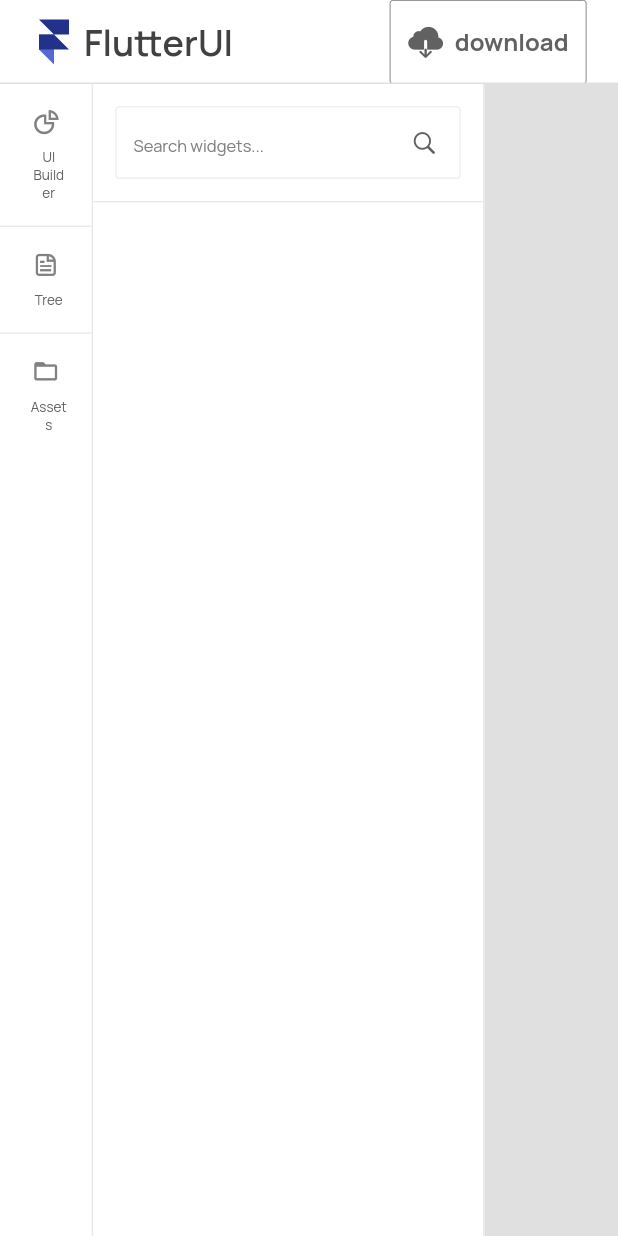
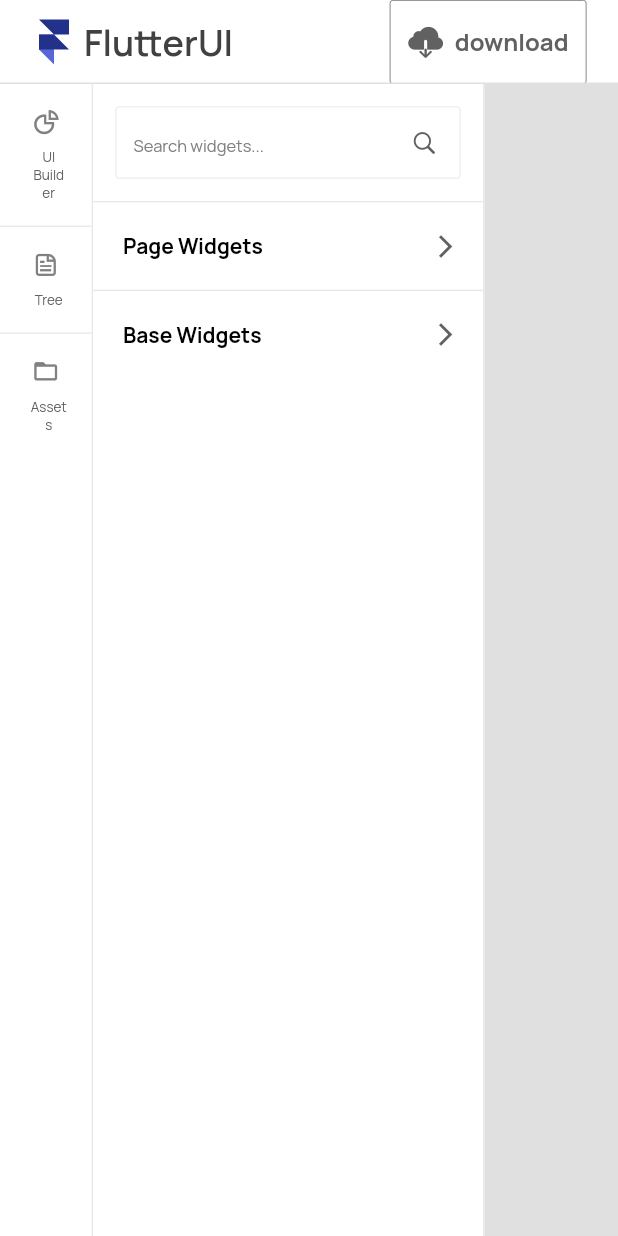
Before and after one commit to sajadmaster/app.FlutterUI.io, a Flutter app: the screen it shows after launch, on a phone screen of 412 x 824 dp. Run offline on Flutter 3.47's test engine with Material 2 defaults, Android fonts, the phone set to English and light mode, and no system bars; our stand-ins replace flutter_svg, get, get_storage; missing offline and left inert: loading_overlay_pro.

Commit message:
Design components part(idle)

```diff
--- a/lib/constant/images.dart
+++ b/lib/constant/images.dart
@@ -3,6 +3,8 @@ import 'package:flutter/material.dart';
 class MyImages {
   static const String logo = 'assets/images/icon.png';
   static const String icon = 'assets/svg/userpic_initials.svg';
+  static const String image = 'assets/svg/image.svg';
+  static const String text = 'assets/svg/text.svg';
 
 
 }
--- a/lib/pages/main/controller/controller.dart
+++ b/lib/pages/main/controller/controller.dart
@@ -1,7 +1,9 @@
 import 'package:flutter/cupertino.dart';
 import 'package:flutter/material.dart';
 import 'package:flutterui_web/constant/icons.dart';
+import 'package:flutterui_web/constant/images.dart';
 import 'package:flutterui_web/constant/strings.dart';
+import 'package:flutterui_web/pages/main/models/component.dart';
 import 'package:flutterui_web/pages/main/models/item_left_navigation.dart';
 import 'package:get/get.dart';
 import 'package:get_storage/get_storage.dart';
@@ -9,6 +11,7 @@ import 'package:get_storage/get_storage.dart';
 class MainController extends GetxController {
   RxString text = MyStrings.appName.tr.obs;
   RxList<ItemLeftNavigation> items = <ItemLeftNavigation>[].obs;
+  RxList<Component> components = <Component>[].obs;
   late TextEditingController searchController;
 
   @override
@@ -16,6 +19,7 @@ class MainController extends GetxController {
     // TODO: implement onInit
     super.onInit();
     getItems();
+    getComponents();
     searchController = TextEditingController();
   }
 
@@ -51,4 +55,31 @@ class MainController extends GetxController {
           onPressed: () => null),
     );
   }
+
+  getComponents() {
+    components.clear();
+
+    components.add(
+      Component(
+          title: 'Page Widgets',
+          type: 'page',
+          items: [
+            Items(id:1, title: 'page 1',icon: MyImages.text, code:'code'),
+            Items(id:2, title: 'page 1',icon: MyImages.image, code:'code'),
+          ]),
+    );
+
+    components.add(
+      Component(
+          title: 'Base Widgets',
+          type: 'base',
+          items: [
+            Items(id:3, title: 'Text',icon: MyImages.text, code:'code'),
+            Items(id:4, title: 'Image',icon: MyImages.image, code:'code'),
+            Items(id:5, title: 'Button',icon: MyImages.text, code:'code'),
+          ]),
+    );
+
+  }
+
 }
--- /dev/null
+++ b/lib/pages/main/models/component.dart
@@ -0,0 +1,60 @@
+class Component {
+  Component({
+      this.title,
+      this.type,
+      this.items,});
+
+  Component.fromJson(dynamic json) {
+    title = json['title'];
+    type = json['type'];
+    if (json['items'] != null) {
+      items = [];
+      json['items'].forEach((v) {
+        items?.add(Items.fromJson(v));
+      });
+    }
+  }
+  String? title;
+  String? type;
+  List<Items>? items;
+
+  Map<String, dynamic> toJson() {
+    final map = <String, dynamic>{};
+    map['title'] = title;
+    map['type'] = type;
+    if (items != null) {
+      map['items'] = items?.map((v) => v.toJson()).toList();
+    }
+    return map;
+  }
+
+}
+
+class Items {
+  Items({
+      this.id,
+      this.title,
+      this.icon,
+      this.code,});
+
+  Items.fromJson(dynamic json) {
+    id = json['id'];
+    title = json['title'];
+    icon = json['icon'];
+    code = json['code'];
+  }
+  int? id;
+  String? title;
+  String? icon;
+  String? code;
+
+  Map<String, dynamic> toJson() {
+    final map = <String, dynamic>{};
+    map['id'] = id;
+    map['title'] = title;
+    map['icon'] = icon;
+    map['code'] = code;
+    return map;
+  }
+
+}
--- a/lib/pages/main/view/view.dart
+++ b/lib/pages/main/view/view.dart
@@ -4,15 +4,20 @@ import 'dart:ui';
 /* MVC */
 import 'package:flutter/cupertino.dart';
 import 'package:flutter/material.dart';
+import 'package:flutter_svg/flutter_svg.dart';
 import 'package:flutterui_web/constant/colors.dart';
 import 'package:flutterui_web/constant/dimens.dart';
 import 'package:flutterui_web/constant/images.dart';
 import 'package:flutterui_web/constant/strings.dart';
+import 'package:flutterui_web/constant/styles.dart';
+import 'package:flutterui_web/pages/main/models/component.dart';
 import 'package:flutterui_web/pages/main/models/item_left_navigation.dart';
 import 'package:flutterui_web/widgets/appbar.dart';
+import 'package:flutterui_web/widgets/custom_expansion_tile.dart';
 import 'package:flutterui_web/widgets/divider_widget.dart';
 import 'package:flutterui_web/widgets/input.dart';
 import 'package:flutterui_web/widgets/item_left_navigation.dart';
+import 'package:flutterui_web/widgets/text_primary.dart';
 import 'package:get/get.dart';
 
 import '../controller/controller.dart';
--- /dev/null
+++ b/lib/widgets/custom_expansion_tile.dart
@@ -0,0 +1,376 @@
+// Copyright 2014 The Flutter Authors. All rights reserved.
+// Use of this source code is governed by a BSD-style license that can be
+// found in the LICENSE file.
+
+import 'package:flutter/widgets.dart';
+
+import 'package:flutter/material.dart';
+import 'package:flutterui_web/constant/colors.dart';
+
+const Duration _kExpand = Duration(milliseconds: 200);
+
+/// A single-line [ListTile] with an expansion arrow icon that expands or collapses
+/// the tile to reveal or hide the [children].
+///
+/// This widget is typically used with [ListView] to create an
+/// "expand / collapse" list entry. When used with scrolling widgets like
+/// [ListView], a unique [PageStorageKey] must be specified to enable the
+/// [CustomExpansionTile] to save and restore its expanded state when it is scrolled
+/// in and out of view.
+///
+/// This class overrides the [ListTileTheme.iconColor] and [ListTileTheme.textColor]
+/// theme properties for its [ListTile]. These colors animate between values when
+/// the tile is expanded and collapsed: between [iconColor], [collapsedIconColor] and
+/// between [textColor] and [collapsedTextColor].
+///
+/// The expansion arrow icon is shown on the right by default in left-to-right languages
+/// (i.e. the trailing edge). This can be changed using [controlAffinity]. This maps
+/// to the [leading] and [trailing] properties of [CustomExpansionTile].
+///
+/// {@tool dartpad --template=stateful_widget_scaffold}
+/// This example demonstrates different configurations of ExpansionTile.
+///
+/// ** See code in examples/api/lib/material/expansion_tile/expansion_tile.0.dart **
+/// {@end-tool}
+///
+/// See also:
+///
+///  * [ListTile], useful for creating expansion tile [children] when the
+///    expansion tile represents a sublist.
+///  * The "Expand and collapse" section of
+///    <https://material.io/components/lists#types>
+class CustomExpansionTile extends StatefulWidget {
+  /// Creates a single-line [ListTile] with an expansion arrow icon that expands or collapses
+  /// the tile to reveal or hide the [children]. The [initiallyExpanded] property must
+  /// be non-null.
+  const CustomExpansionTile({
+    Key? key,
+    this.leading,
+    required this.title,
+    this.subtitle,
+    this.onExpansionChanged,
+    this.children = const <Widget>[],
+    this.trailing,
+    this.initiallyExpanded = false,
+    this.maintainState = false,
+    this.tilePadding,
+    this.expandedCrossAxisAlignment,
+    this.expandedAlignment,
+    this.childrenPadding,
+    this.backgroundColor,
+    this.collapsedBackgroundColor,
+    this.textColor,
+    this.collapsedTextColor,
+    this.iconColor,
+    this.collapsedIconColor,
+    this.controlAffinity,
+  }) : assert(initiallyExpanded != null),
+        assert(maintainState != null),
+        assert(
+        expandedCrossAxisAlignment != CrossAxisAlignment.baseline,
+        'CrossAxisAlignment.baseline is not supported since the expanded children '
+            'are aligned in a column, not a row. Try to use another constant.',
+        ),
+        super(key: key);
+
+  /// A widget to display before the title.
+  ///
+  /// Typically a [CircleAvatar] widget.
+  ///
+  /// Note that depending on the value of [controlAffinity], the [leading] widget
+  /// may replace the rotating expansion arrow icon.
+  final Widget? leading;
+
+  /// The primary content of the list item.
+  ///
+  /// Typically a [Text] widget.
+  final Widget title;
+
+  /// Additional content displayed below the title.
+  ///
+  /// Typically a [Text] widget.
+  final Widget? subtitle;
+
+  /// Called when the tile expands or collapses.
+  ///
+  /// When the tile starts expanding, this function is called with the value
+  /// true. When the tile starts collapsing, this function is called with
+  /// the value false.
+  final ValueChanged<bool>? onExpansionChanged;
+
+  /// The widgets that are displayed when the tile expands.
+  ///
+  /// Typically [ListTile] widgets.
+  final List<Widget> children;
+
+  /// The color to display behind the sublist when expanded.
+  final Color? backgroundColor;
+
+  /// When not null, defines the background color of tile when the sublist is collapsed.
+  final Color? collapsedBackgroundColor;
+
+  /// A widget to display after the title.
+  ///
+  /// Note that depending on the value of [controlAffinity], the [trailing] widget
+  /// may replace the rotating expansion arrow icon.
+  final Widget? trailing;
+
+  /// Specifies if the list tile is initially expanded (true) or collapsed (false, the default).
+  final bool initiallyExpanded;
+
+  /// Specifies whether the state of the children is maintained when the tile expands and collapses.
+  ///
+  /// When true, the children are kept in the tree while the tile is collapsed.
+  /// When false (default), the children are removed from the tree when the tile is
+  /// collapsed and recreated upon expansion.
+  final bool maintainState;
+
+  /// Specifies padding for the [ListTile].
+  ///
+  /// Analogous to [ListTile.contentPadding], this property defines the insets for
+  /// the [leading], [title], [subtitle] and [trailing] widgets. It does not inset
+  /// the expanded [children] widgets.
+  ///
+  /// When the value is null, the tile's padding is `EdgeInsets.symmetric(horizontal: 16.0)`.
+  final EdgeInsetsGeometry? tilePadding;
+
+  /// Specifies the alignment of [children], which are arranged in a column when
+  /// the tile is expanded.
+  ///
+  /// The internals of the expanded tile make use of a [Column] widget for
+  /// [children], and [Align] widget to align the column. The `expandedAlignment`
+  /// parameter is passed directly into the [Align].
+  ///
+  /// Modifying this property controls the alignment of the column within the
+  /// expanded tile, not the alignment of [children] widgets within the column.
+  /// To align each child within [children], see [expandedCrossAxisAlignment].
+  ///
+  /// The width of the column is the width of the widest child widget in [children].
+  ///
+  /// When the value is null, the value of `expandedAlignment` is [Alignment.center].
+  final Alignment? expandedAlignment;
+
+  /// Specifies the alignment of each child within [children] when the tile is expanded.
+  ///
+  /// The internals of the expanded tile make use of a [Column] widget for
+  /// [children], and the `crossAxisAlignment` parameter is passed directly into the [Column].
+  ///
+  /// Modifying this property controls the cross axis alignment of each child
+  /// within its [Column]. Note that the width of the [Column] that houses
+  /// [children] will be the same as the widest child widget in [children]. It is
+  /// not necessarily the width of [Column] is equal to the width of expanded tile.
+  ///
+  /// To align the [Column] along the expanded tile, use the [expandedAlignment] property
+  /// instead.
+  ///
+  /// When the value is null, the value of `expandedCrossAxisAlignment` is [CrossAxisAlignment.center].
+  final CrossAxisAlignment? expandedCrossAxisAlignment;
+
+  /// Specifies padding for [children].
+  ///
+  /// When the value is null, the value of `childrenPadding` is [EdgeInsets.zero].
+  final EdgeInsetsGeometry? childrenPadding;
+
+  /// The icon color of tile's expansion arrow icon when the sublist is expanded.
+  ///
+  /// Used to override to the [ListTileTheme.iconColor].
+  final Color? iconColor;
+
+  /// The icon color of tile's expansion arrow icon when the sublist is collapsed.
+  ///
+  /// Used to override to the [ListTileTheme.iconColor].
+  final Color? collapsedIconColor;
+
+
+  /// The color of the tile's titles when the sublist is expanded.
+  ///
+  /// Used to override to the [ListTileTheme.textColor].
+  final Color? textColor;
+
+  /// The color of the tile's titles when the sublist is collapsed.
+  ///
+  /// Used to override to the [ListTileTheme.textColor].
+  final Color? collapsedTextColor;
+
+  /// Typically used to force the expansion arrow icon to the tile's leading or trailing edge.
+  ///
+  /// By default, the value of `controlAffinity` is [ListTileControlAffinity.platform],
+  /// which means that the expansion arrow icon will appear on the tile's trailing edge.
+  final ListTileControlAffinity? controlAffinity;
+
+  @override
+  State<CustomExpansionTile> createState() => _CustomExpansionTileState();
+}
+
+class _CustomExpansionTileState extends State<CustomExpansionTile> with SingleTickerProviderStateMixin {
+  static final Animatable<double> _easeOutTween = CurveTween(curve: Curves.easeOut);
+  static final Animatable<double> _easeInTween = CurveTween(curve: Curves.easeIn);
+  static final Animatable<double> _halfTween = Tween<double>(begin: 0.0, end: 0.25);
+
+  final ColorTween _borderColorTween = ColorTween();
+  final ColorTween _headerColorTween = ColorTween();
+  final ColorTween _iconColorTween = ColorTween();
+  final ColorTween _backgroundColorTween = ColorTween();
+
+  late AnimationController _controller;
+  late Animation<double> _iconTurns;
+  late Animation<double> _heightFactor;
+  late Animation<Color?> _borderColor;
+  late Animation<Color?> _headerColor;
+  late Animation<Color?> _iconColor;
+  late Animation<Color?> _backgroundColor;
+
+  bool _isExpanded = false;
+
+  @override
+  void initState() {
+    super.initState();
+    _controller = AnimationController(duration: _kExpand, vsync: this);
+    _heightFactor = _controller.drive(_easeInTween);
+    _iconTurns = _controller.drive(_halfTween.chain(_easeInTween));
+    _borderColor = _controller.drive(_borderColorTween.chain(_easeOutTween));
+    _headerColor = _controller.drive(_headerColorTween.chain(_easeInTween));
+    _iconColor = _controller.drive(_iconColorTween.chain(_easeInTween));
+    _backgroundColor = _controller.drive(_backgroundColorTween.chain(_easeOutTween));
+
+    _isExpanded = PageStorage.of(context)?.readState(context) as bool? ?? widget.initiallyExpanded;
+    if (_isExpanded)
+      _controller.value = 1.0;
+  }
+
+  @override
+  void dispose() {
+    _controller.dispose();
+    super.dispose();
+  }
+
+  void _handleTap() {
+    setState(() {
+      _isExpanded = !_isExpanded;
+      if (_isExpanded) {
+        _controller.forward();
+      } else {
+        _controller.reverse().then<void>((void value) {
+          if (!mounted)
+            return;
+          setState(() {
+            // Rebuild without widget.children.
+          });
+        });
+      }
+      PageStorage.of(context)?.writeState(context, _isExpanded);
+    });
+    widget.onExpansionChanged?.call(_isExpanded);
+  }
+
+  // Platform or null affinity defaults to trailing.
+  ListTileControlAffinity _effectiveAffinity(ListTileControlAffinity? affinity) {
+    switch (affinity ?? ListTileControlAffinity.trailing) {
+      case ListTileControlAffinity.leading:
+        return ListTileControlAffinity.leading;
+      case ListTileControlAffinity.trailing:
+      case ListTileControlAffinity.platform:
+        return ListTileControlAffinity.trailing;
+    }
+  }
+
+  Widget? _buildIcon(BuildContext context) {
+    return RotationTransition(
+      turns: _iconTurns,
+      child: const Icon(Icons.arrow_forward_ios, size: 18, color: MyColors.icon,),
+    );
+  }
+
+  Widget? _buildLeadingIcon(BuildContext context) {
+    if (_effectiveAffinity(widget.controlAffinity) != ListTileControlAffinity.leading)
+      return null;
+    return _buildIcon(context);
+  }
+
+  Widget? _buildTrailingIcon(BuildContext context) {
+    if (_effectiveAffinity(widget.controlAffinity) != ListTileControlAffinity.trailing)
+      return null;
+    return _buildIcon(context);
+  }
+
+  Widget _buildChildren(BuildContext context, Widget? child) {
+    final Color borderSideColor = _borderColor.value ?? Colors.transparent;
+
+    return Container(
+      decoration: BoxDecoration(
+        color: _backgroundColor.value ?? Colors.transparent,
+        border: Border(
+          top: BorderSide(color: borderSideColor),
+          bottom: BorderSide(color: borderSideColor),
+        ),
+      ),
+      child: Column(
+        mainAxisSize: MainAxisSize.min,
+        children: <Widget>[
+          ListTileTheme.merge(
+            iconColor: _iconColor.value,
+            textColor: _headerColor.value,
+            child: ListTile(
+              onTap: _handleTap,
+              contentPadding: widget.tilePadding,
+              leading: widget.leading ?? _buildLeadingIcon(context),
+              title: widget.title,
+              subtitle: widget.subtitle,
+              trailing: widget.trailing ?? _buildTrailingIcon(context),
+            ),
+          ),
+          ClipRect(
+            child: Align(
+              alignment: widget.expandedAlignment ?? Alignment.center,
+              heightFactor: _heightFactor.value,
+              child: child,
+            ),
+          ),
+        ],
+      ),
+    );
+  }
+
+  @override
+  void didChangeDependencies() {
+    final ThemeData theme = Theme.of(context);
+    final ColorScheme colorScheme = theme.colorScheme;
+    _borderColorTween.end = theme.dividerColor;
+    _headerColorTween
+      ..begin = widget.collapsedTextColor ?? theme.textTheme.subtitle1!.color
+      ..end = widget.textColor ?? colorScheme.primary;
+    _iconColorTween
+      ..begin = widget.collapsedIconColor ?? theme.unselectedWidgetColor
+      ..end = widget.iconColor ?? colorScheme.primary;
+    _backgroundColorTween
+      ..begin = widget.collapsedBackgroundColor
+      ..end = widget.backgroundColor;
+    super.didChangeDependencies();
+  }
+
+  @override
+  Widget build(BuildContext context) {
+    final bool closed = !_isExpanded && _controller.isDismissed;
+    final bool shouldRemoveChildren = closed && !widget.maintainState;
+
+    final Widget result = Offstage(
+      offstage: closed,
+      child: TickerMode(
+        enabled: !closed,
+        child: Padding(
+          padding: widget.childrenPadding ?? EdgeInsets.zero,
+          child: Column(
+            crossAxisAlignment: widget.expandedCrossAxisAlignment ?? CrossAxisAlignment.center,
+            children: widget.children,
+          ),
+        ),
+      ),
+    );
+
+    return AnimatedBuilder(
+      animation: _controller.view,
+      builder: _buildChildren,
+      child: shouldRemoveChildren ? null : result,
+    );
+  }
+}
```
Also changed, not shown: lib/pages/main/view/body.dart (+78 -4 lines), assets/svg/image.svg (added), assets/svg/text.svg (added).
